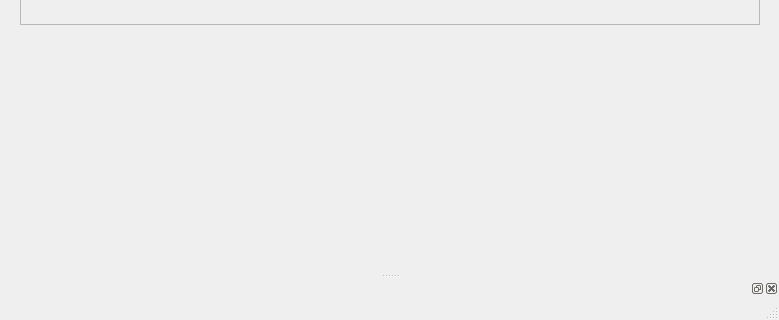
Above: vqbmainwindow.ui from sarslanhan/vqb before the change; both pictures show x 0 to 779 and y 493 to 813 of the 779 by 813 pixel window. Below: the same form after it.
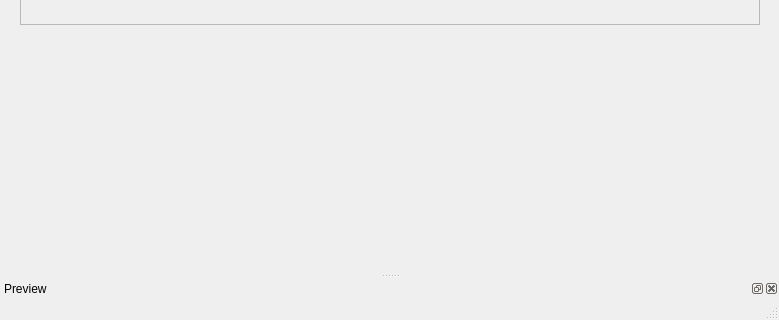
That is the form after the change.

What changed in the file:
```diff
--- a/vqbmainwindow.ui
+++ b/vqbmainwindow.ui
@@ -78,6 +78,9 @@
    <property name="floating">
     <bool>false</bool>
    </property>
+   <property name="windowTitle">
+    <string>Preview</string>
+   </property>
    <attribute name="dockWidgetArea">
     <number>8</number>
    </attribute>
```
Left out of the diff: 11 changed lines with no effect on the pictures.
